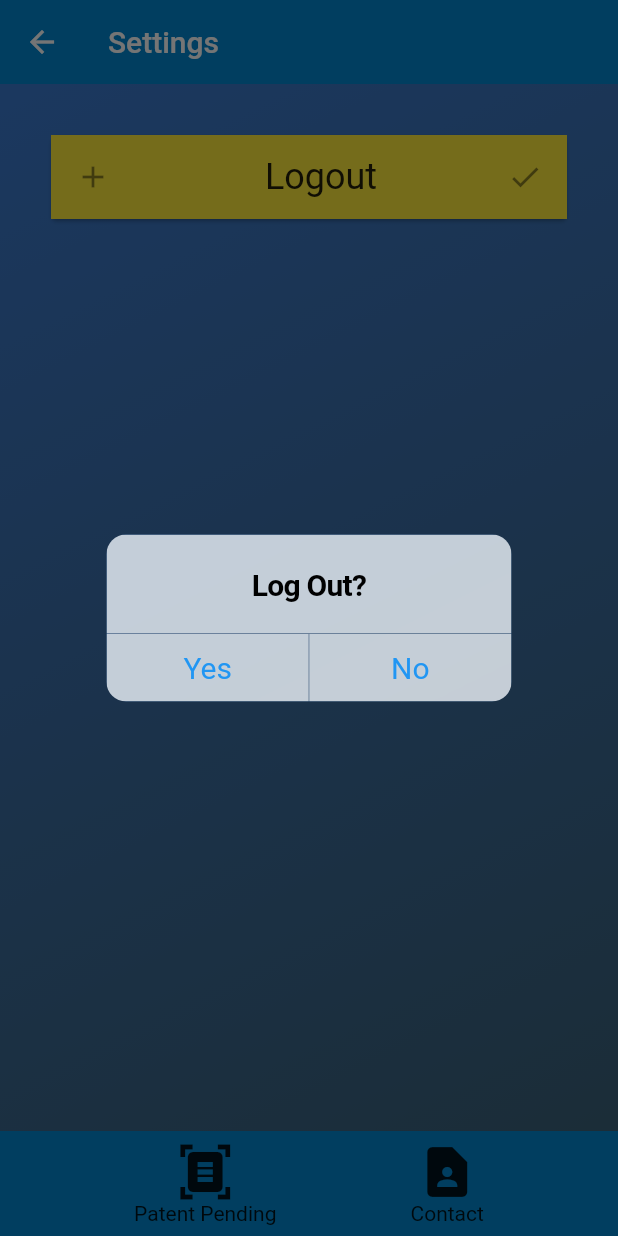
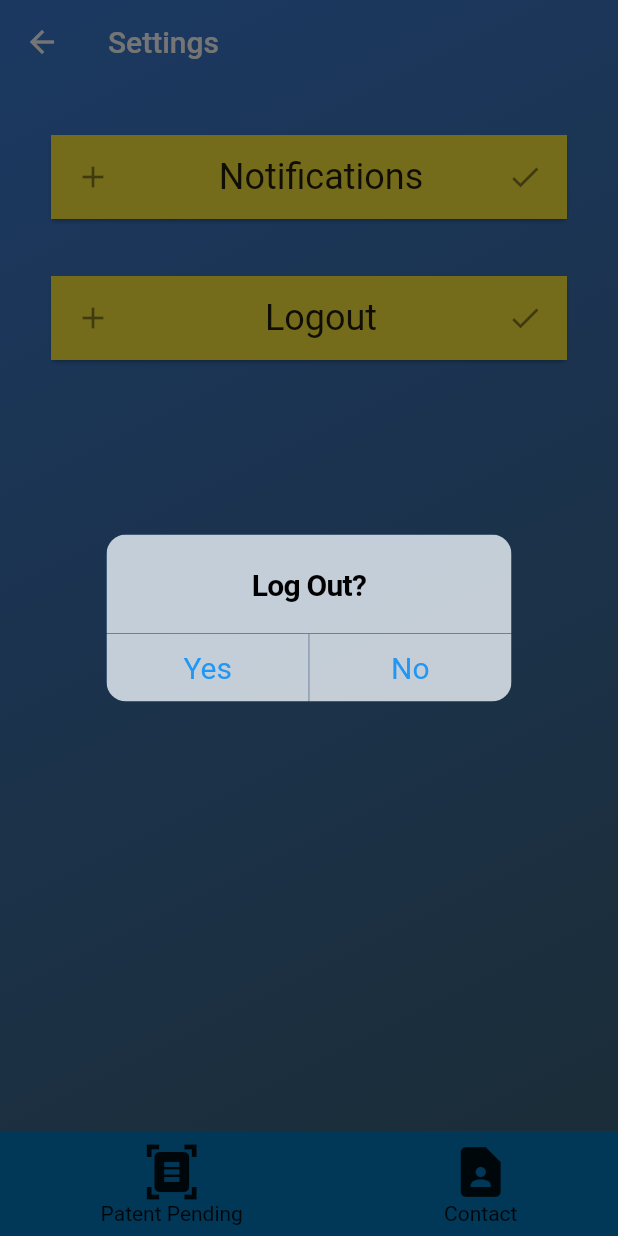
Before and after one commit to Jakoo13/shallowscrystal, a Flutter app: the SettingsPage screen opened directly, after a tap on "Logout", on a phone screen of 412 x 824 dp. Run offline on Flutter 3.47's test engine with Material 2 defaults, Android fonts, the light colour scheme and no system bars; our stand-ins replace cloud_firestore, firebase_auth, firebase_core, firebase_messaging, firebase_storage, flutter_local_notifications and 4 more; accounts and stored records are empty.

Commit message:
updated notification settings allowing to change within app

```diff
--- a/lib/screens/settings/SettingsPage.dart
+++ b/lib/screens/settings/SettingsPage.dart
@@ -1,7 +1,10 @@
 import 'package:firebase_auth/firebase_auth.dart';
 import 'package:flutter/cupertino.dart';
 import 'package:flutter/material.dart';
+import 'package:page_transition/page_transition.dart';
 import 'package:url_launcher/url_launcher.dart';
+
+import 'NotificationSettings.dart';
 
 class SettingsPage extends StatefulWidget {
   const SettingsPage({Key? key}) : super(key: key);
@@ -33,10 +36,41 @@ class _SettingsPageState extends State<SettingsPage> {
             textScaleFactor: 1,
           ),
           elevation: 0,
-          backgroundColor: Colors.lightBlue[700],
+          backgroundColor: Colors.transparent,
         ),
         body: Column(
           children: [
+            Padding(
+              padding: const EdgeInsets.only(
+                top: 30.0,
+                left: 30,
+                right: 30,
+                bottom: 0,
+              ),
+              child: Card(
+                child: ListTile(
+                  tileColor: Colors.yellow,
+                  leading: Icon(Icons.add),
+                  title: Text(
+                    'Notifications',
+                    textScaleFactor: 1.5,
+                    textAlign: TextAlign.center,
+                  ),
+                  trailing: Icon(Icons.done),
+                  selected: false,
+                  onTap: () {
+                    Navigator.push(
+                      context,
+                      PageTransition(
+                        type: PageTransitionType.rightToLeftWithFade,
+                        alignment: Alignment.bottomCenter,
+                        child: NotificationSettings(),
+                      ),
+                    );
+                  },
+                ),
+              ),
+            ),
             Padding(
               padding: const EdgeInsets.only(
                 top: 30.0,
@@ -98,10 +132,10 @@ class _SettingsPageState extends State<SettingsPage> {
           ],
         ),
         bottomSheet: Container(
-          color: Colors.lightBlue[700],
+          color: Colors.lightBlue[800],
           height: 70,
           child: Row(
-            mainAxisAlignment: MainAxisAlignment.spaceEvenly,
+            mainAxisAlignment: MainAxisAlignment.spaceAround,
             children: [
               Column(
                 mainAxisAlignment: MainAxisAlignment.center,
@@ -115,7 +149,10 @@ class _SettingsPageState extends State<SettingsPage> {
                       size: 40,
                     ),
                   ),
-                  Text("Patent Pending")
+                  Text(
+                    "Patent Pending",
+                    textScaleFactor: 1,
+                  )
                 ],
               ),
               Column(
@@ -130,7 +167,7 @@ class _SettingsPageState extends State<SettingsPage> {
                       size: 40,
                     ),
                   ),
-                  Text("Contact")
+                  Text("Contact", textScaleFactor: 1),
                 ],
               ),
             ],
--- a/lib/services/UserCollectionSetup.dart
+++ b/lib/services/UserCollectionSetup.dart
@@ -14,12 +14,14 @@ class UserCollectionSetup {
     String firstName,
     String lastName,
     String residence,
+    bool notifications,
   ) async {
     return await usersCollection.doc(uid).set({
       'email': email,
       'firstName': firstName,
       'lastName': lastName,
       'residence': residence,
+      "notifications": notifications
     });
   }
 
```
Also changed, not shown: lib/screens/authenticate/register.dart (+9 -6 lines), lib/screens/settings/NotificationSettings.dart (added, +127 -0 lines), lib/services/auth_service.dart (+5 -13 lines), pubspec.lock, 2 other files.
